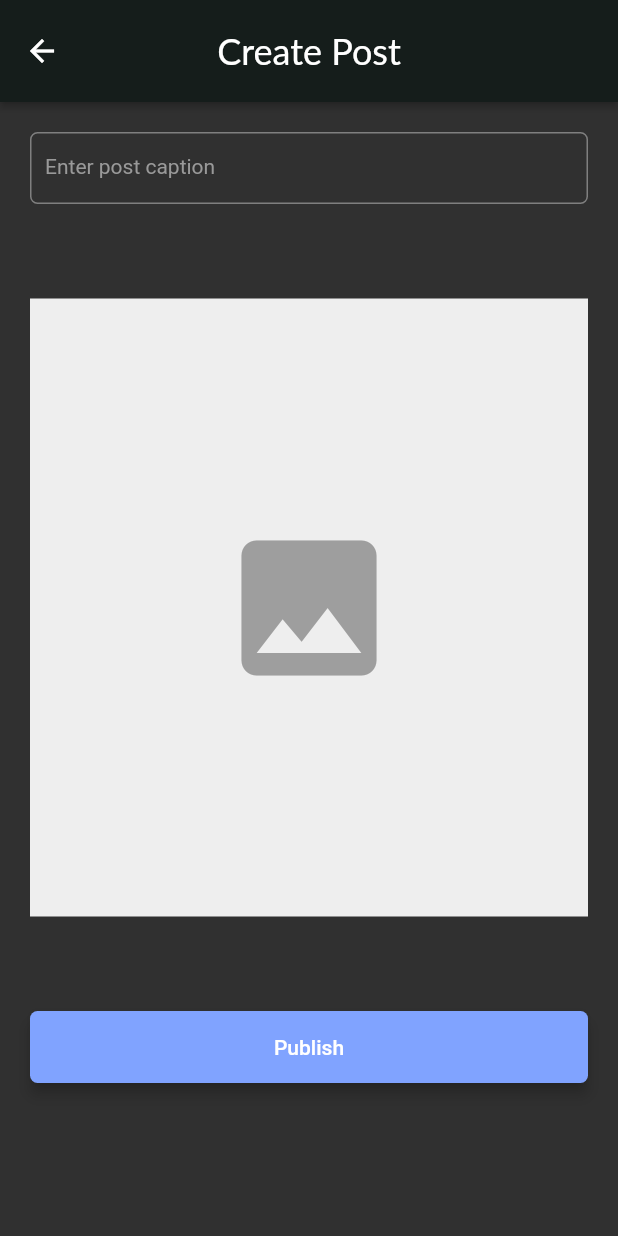
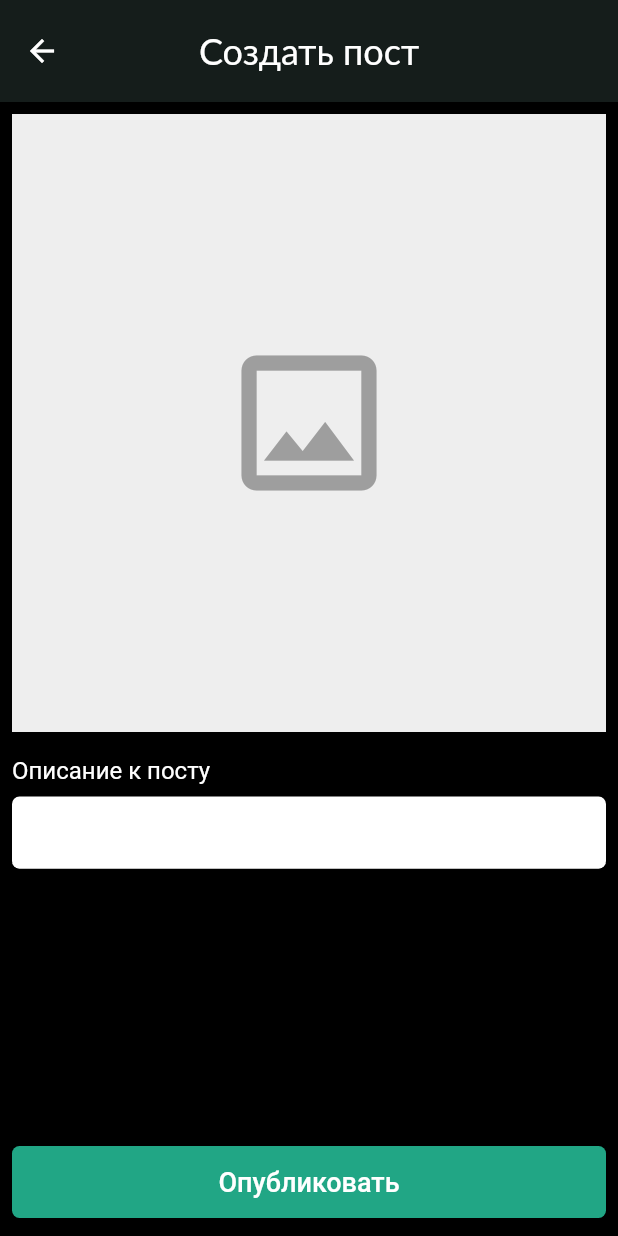
Before and after one commit to AlexeyPupykin/flutter_twitter, a Flutter app: the CreatePostScreen screen opened directly, on a phone screen of 412 x 824 dp. Run offline on Flutter 3.47's test engine with Material 2 defaults, Android fonts, the phone set to English and light mode, and no system bars; our stand-ins replace bloc, bot_toast, cached_network_image, cloud_firestore, date_time_picker, equatable and 11 more; accounts and stored records are empty; Roboto replaces fonts that are missing (Lato); statements that could not run were skipped.

Commit message:
removed unnecessary files + change style for create post

```diff
--- a/lib/blocs/post_bloc/post_cubit.dart
+++ /dev/null
@@ -1,27 +0,0 @@
-import 'package:equatable/equatable.dart';
-import 'package:flutter_bloc/flutter_bloc.dart';
-import 'package:flutter_twitter/cubit/cubits.dart';
-import 'package:flutter_twitter/models/models.dart';
-
-part 'post_state.dart';
-
-class PostCubit extends Cubit<PostState> {
-  final LikePostCubit _likePostCubit;
-
-  PostCubit({
-    required PostModel post,
-    required bool isLiked,
-    required LikePostCubit likePostCubit,
-  })  : _likePostCubit = likePostCubit,
-        super(PostState(post: post, isLiked: isLiked));
-
-  void likePost() {
-    if (state.isLiked) {
-      _likePostCubit.unLikePost(post: state.post);
-      emit(state.copyWith(isLiked: false));
-    } else {
-      _likePostCubit.likePost(post: state.post);
-      emit(state.copyWith(isLiked: true));
-    }
-  }
-}
--- a/lib/blocs/post_bloc/post_state.dart
+++ /dev/null
@@ -1,24 +0,0 @@
-part of 'post_cubit.dart';
-
-class PostState extends Equatable {
-  final PostModel post;
-  final bool isLiked;
-
-  const PostState({
-    required this.post,
-    required this.isLiked,
-  });
-
-  PostState copyWith({
-    PostModel? post,
-    bool? isLiked,
-  }) {
-    return new PostState(
-      post: post ?? this.post,
-      isLiked: isLiked ?? this.isLiked,
-    );
-  }
-
-  @override
-  List<Object?> get props => [post, isLiked];
-}
--- a/lib/config/custom_router.dart
+++ b/lib/config/custom_router.dart
@@ -7,7 +7,6 @@ import 'package:flutter_twitter/screens/home/screens/navbar/navbar.dart';
 import 'package:flutter_twitter/screens/home/screens/screens.dart';
 import 'package:flutter_twitter/screens/onboarding/onboarding_screen.dart';
 import 'package:flutter_twitter/screens/splash/splash_screen.dart';
-import 'package:flutter_twitter/screens/home/screens/post/post_screen.dart';
 
 class CustomRoute {
   static Route onGenerateRoute(RouteSettings settings) {
@@ -50,9 +49,6 @@ class CustomRoute {
       case ProfileScreen.routeName:
         return ProfileScreen.route(
             args: settings.arguments as ProfileScreenArgs);
-
-      case PostScreen.routeName:
-        return PostScreen.route(args: settings.arguments as PostScreenArgs);
 
       case CommentScreen.routeName:
         return CommentScreen.route(
--- a/lib/screens/home/screens/create_post/create_post_screen.dart
+++ b/lib/screens/home/screens/create_post/create_post_screen.dart
@@ -3,6 +3,7 @@ import 'dart:io';
 import 'package:bot_toast/bot_toast.dart';
 import 'package:flutter/material.dart';
 import 'package:flutter_bloc/flutter_bloc.dart';
+import 'package:flutter_twitter/common/app_colors.dart';
 import 'package:font_awesome_flutter/font_awesome_flutter.dart';
 import 'package:image_cropper/image_cropper.dart';
 import 'package:flutter_twitter/helpers/helpers.dart';
@@ -20,7 +21,7 @@ class CreatePostScreen extends StatelessWidget {
       resizeToAvoidBottomInset: false,
       appBar: AppBar(
         centerTitle: true,
-        title: const Text("Create Post"),
+        title: const Text("Создать пост"),
       ),
       body: BlocConsumer<CreatePostCubit, CreatePostState>(
         listener: (context, state) {
@@ -33,13 +34,13 @@ class CreatePostScreen extends StatelessWidget {
             _formKey.currentState!.reset();
             context.read<CreatePostCubit>().reset();
 
-            BotToast.showText(text: "Post Created Successfully");
+            BotToast.showText(text: "Пост создан успешно");
           } else if (state.status == CreatePostStatus.submitting) {
             showDialog(
               context: context,
               barrierDismissible: false,
               builder: (context) => LoadingDialog(
-                loadingMessage: 'Creating Post',
+                loadingMessage: 'Создание поста',
               ),
             );
           } else if (state.status == CreatePostStatus.failure) {
@@ -60,28 +61,20 @@ class CreatePostScreen extends StatelessWidget {
                 context: context,
                 builder: (buildContext) =>
                     _buildSelectImageDialog(buildContext, context)),
+            child: Container(
+              color: AppColors.mainBackground,
+              padding: EdgeInsets.all(8),
+              child: Column(
+                children: [
+                  Expanded(
                     child: SingleChildScrollView(
-              child: ConstrainedBox(
-                constraints: BoxConstraints(
-                    maxHeight: MediaQuery.of(context).size.height - 150),
-                child: Container(
-                  padding: EdgeInsets.symmetric(horizontal: 20.0),
                       child: Form(
                         key: _formKey,
                         child: Column(
-                      mainAxisAlignment: MainAxisAlignment.spaceBetween,
+                          mainAxisAlignment: MainAxisAlignment.start,
                           children: [
                             if (state.status == CreatePostStatus.submitting)
                               LinearProgressIndicator(),
-                        Container(
-                          padding: EdgeInsets.fromLTRB(0, 20.0, 0, 0),
-                          child: Column(
-                            mainAxisSize: MainAxisSize.min,
-                            children: [
-                              _buildCaptionInput(context),
-                            ],
-                          ),
-                        ),
                             Container(
                               height: MediaQuery.of(context).size.height / 2,
                               width: double.infinity,
@@ -94,19 +87,32 @@ class CreatePostScreen extends StatelessWidget {
                                       ),
                                     )
                                   : const Icon(
-                                  Icons.image,
+                                      Icons.image_outlined,
                                       color: Colors.grey,
                                       size: 120,
                                     ),
                             ),
+                            SizedBox(height: 12.0),
                             Container(
-                          padding: EdgeInsets.fromLTRB(0, 0, 0, 20.0),
-                          child: _buildPostButton(context, state),
-                        )
+                              padding: EdgeInsets.fromLTRB(0, 4.0, 0, 0),
+                              child: Column(
+                                mainAxisSize: MainAxisSize.min,
+                                children: [
+                                  _buildCaptionInput(context),
+                                ],
+                              ),
+                            ),
+                            SizedBox(height: 12.0),
                           ],
                         ),
                       ),
                     ),
+                  ),
+                  Container(
+                    padding: EdgeInsets.fromLTRB(0, 0, 0, 4.0),
+                    child: _buildPostButton(context, state),
+                  )
+                ],
               ),
             ),
           );
@@ -116,33 +122,49 @@ class CreatePostScreen extends StatelessWidget {
   }
 
   Widget _buildCaptionInput(BuildContext context) {
-    return TextFormField(
-      keyboardType: TextInputType.text,
-      decoration: InputDecoration(
-        contentPadding: EdgeInsets.symmetric(vertical: 10.0, horizontal: 10.0),
-        label: Text(
-          'Enter post caption',
-          textAlign: TextAlign.left,
-          style: TextStyle(
-            color: Color.fromRGBO(153, 153, 153, 1),
-            fontFamily: 'Roboto',
-            fontSize: 14,
-            letterSpacing: 0,
-            fontWeight: FontWeight.normal,
+    return Column(
+      crossAxisAlignment: CrossAxisAlignment.start,
+      children: [
+        const Padding(
+          padding: EdgeInsets.only(top: 0, bottom: 8),
+          child: Text(
+            'Описание к посту',
+            style: TextStyle(fontSize: 16),
           ),
         ),
-        labelStyle: TextStyle(color: Colors.grey[500]),
+        TextFormField(
+          keyboardType: TextInputType.text,
+          style: TextStyle(
+              fontSize: 18.0, color: Colors.black, fontWeight: FontWeight.w400),
+          decoration: InputDecoration(
+            filled: true,
+            fillColor: Colors.white,
+            focusedBorder: OutlineInputBorder(
+              borderSide: const BorderSide(color: Colors.white),
+              borderRadius: BorderRadius.circular(5),
+            ),
+            enabledBorder: UnderlineInputBorder(
+              borderSide: const BorderSide(color: Colors.white),
+              borderRadius: BorderRadius.circular(5),
+            ),
+            contentPadding:
+                EdgeInsets.symmetric(vertical: 10.0, horizontal: 10.0),
             border: OutlineInputBorder(
               borderRadius: BorderRadius.circular(5.0),
               borderSide: BorderSide(width: 2.0),
             ),
           ),
+          cursorColor: AppColors.mainBackground,
           onChanged: (value) {
             context.read<CreatePostCubit>().captionChanged(value);
           },
           validator: (value) {
-        return value!.trim().isEmpty ? 'Caption cannot be empty' : null;
+            return value!.trim().isEmpty
+                ? 'Описание к посту обязательно'
+                : null;
           },
+        ),
+      ],
     );
   }
 
@@ -151,11 +173,12 @@ class CreatePostScreen extends StatelessWidget {
       width: double.infinity,
       height: 48,
       child: ElevatedButton(
-        child: Text("Publish", style: TextStyle(fontSize: 14)),
+        child: Text("Опубликовать", style: TextStyle(fontSize: 18.0)),
         style: ButtonStyle(
-          foregroundColor: MaterialStateProperty.all<Color>(Colors.white),
-          backgroundColor: MaterialStateProperty.all<Color>(
-              Color.fromARGB(255, 128, 163, 255)),
+          foregroundColor:
+              MaterialStateProperty.all<Color>(AppColors.textMainColor),
+          backgroundColor:
+              MaterialStateProperty.all<Color>(AppColors.liteGreenColor),
           shape: MaterialStateProperty.all<RoundedRectangleBorder>(
             RoundedRectangleBorder(
               borderRadius: BorderRadius.circular(5.0),
@@ -178,19 +201,18 @@ class CreatePostScreen extends StatelessWidget {
       BuildContext buildContext, BuildContext mainContext) {
     return AlertDialog(
       content: Container(
-        height: MediaQuery.of(buildContext).size.height / 2,
-        width: double.infinity,
-        child: Column(
-          mainAxisAlignment: MainAxisAlignment.spaceEvenly,
+        height: 150,
+        width: MediaQuery.of(buildContext).size.width - 32,
+        child: Row(
+          mainAxisAlignment: MainAxisAlignment.spaceAround,
           children: [
             SizedBox(
-              width: double.infinity,
               child: TextButton(
                 style: ButtonStyle(
                   foregroundColor:
-                      MaterialStateProperty.all<Color>(Colors.black87),
-                  overlayColor: MaterialStateProperty.all<Color>(
-                      Color.fromARGB(20, 0, 0, 0)),
+                      MaterialStateProperty.all<Color>(AppColors.textMainColor),
+                  overlayColor:
+                      MaterialStateProperty.all<Color>(AppColors.greyColor),
                 ),
                 child: Column(
                   mainAxisAlignment: MainAxisAlignment.center,
@@ -203,7 +225,7 @@ class CreatePostScreen extends StatelessWidget {
                       height: 20,
                     ),
                     Text(
-                      "Camera",
+                      "Камера",
                       style: TextStyle(fontSize: 20),
                     ),
                   ],
@@ -214,19 +236,22 @@ class CreatePostScreen extends StatelessWidget {
                 },
               ),
             ),
-            Divider(
-              thickness: 2,
+            VerticalDivider(
+              color: AppColors.textMainColor,
+              thickness: 1,
+              indent: 0,
+              endIndent: 0,
+              width: 50,
             ),
             SizedBox(
-              width: double.infinity,
               child: TextButton(
                 style: ButtonStyle(
-                    foregroundColor:
-                        MaterialStateProperty.all<Color>(Colors.black87),
-                    overlayColor: MaterialStateProperty.all<Color>(
-                        Color.fromARGB(20, 0, 0, 0))),
+                    foregroundColor: MaterialStateProperty.all<Color>(
+                        AppColors.textMainColor),
+                    overlayColor:
+                        MaterialStateProperty.all<Color>(AppColors.greyColor)),
                 child: Column(
-                  mainAxisSize: MainAxisSize.max,
+                  mainAxisAlignment: MainAxisAlignment.center,
                   children: <Widget>[
                     Icon(
                       FontAwesomeIcons.image,
@@ -236,7 +261,7 @@ class CreatePostScreen extends StatelessWidget {
                       height: 20,
                     ),
                     Text(
-                      "Gallery",
+                      "Галлерея",
                       style: TextStyle(fontSize: 20),
                     ),
                   ],
@@ -257,7 +282,7 @@ class CreatePostScreen extends StatelessWidget {
     final pickedFile = await ImageHelper.pickImageFromCamera(
       context: context,
       cropStyle: CropStyle.rectangle,
-      title: 'Post Image',
+      title: 'Добавить изображение',
     );
     if (pickedFile != null) {
       context.read<CreatePostCubit>().postImageChanged(pickedFile);
@@ -268,7 +293,7 @@ class CreatePostScreen extends StatelessWidget {
     final pickedFile = await ImageHelper.pickImageFromGallery(
       context: context,
       cropStyle: CropStyle.rectangle,
-      title: 'Post Image',
+      title: 'Добавить изображение',
     );
     if (pickedFile != null) {
       context.read<CreatePostCubit>().postImageChanged(pickedFile);
--- a/lib/widgets/post_view.dart
+++ b/lib/widgets/post_view.dart
@@ -7,7 +7,6 @@ import 'package:flutter_twitter/models/models.dart';
 import 'package:flutter_twitter/screens/home/screens/navbar/cubit/NavBarCubit.dart';
 import 'package:flutter_twitter/screens/home/screens/profile/profile_screen.dart';
 import 'package:flutter_twitter/screens/home/screens/screens.dart';
-import 'package:flutter_twitter/screens/home/screens/post/post_screen.dart';
 import 'package:flutter_twitter/widgets/user_profile_image.dart';
 import 'package:provider/src/provider.dart';
 
--- a/lib/widgets/widgets.dart
+++ b/lib/widgets/widgets.dart
@@ -1,6 +1,5 @@
 export 'error_dialog.dart';
 export 'post_view.dart';
 export 'user_profile_image.dart';
-export 'suggestion_tile.dart';
 export 'confirmation_dialog.dart';
 export 'loading_dialog.dart';
```
Also changed, not shown: lib/screens/home/screens/post/post_screen.dart (deleted, +0 -90 lines), lib/widgets/suggestion_tile.dart (deleted, +0 -43 lines). Lines whose indentation alone changed are shown as unchanged.
